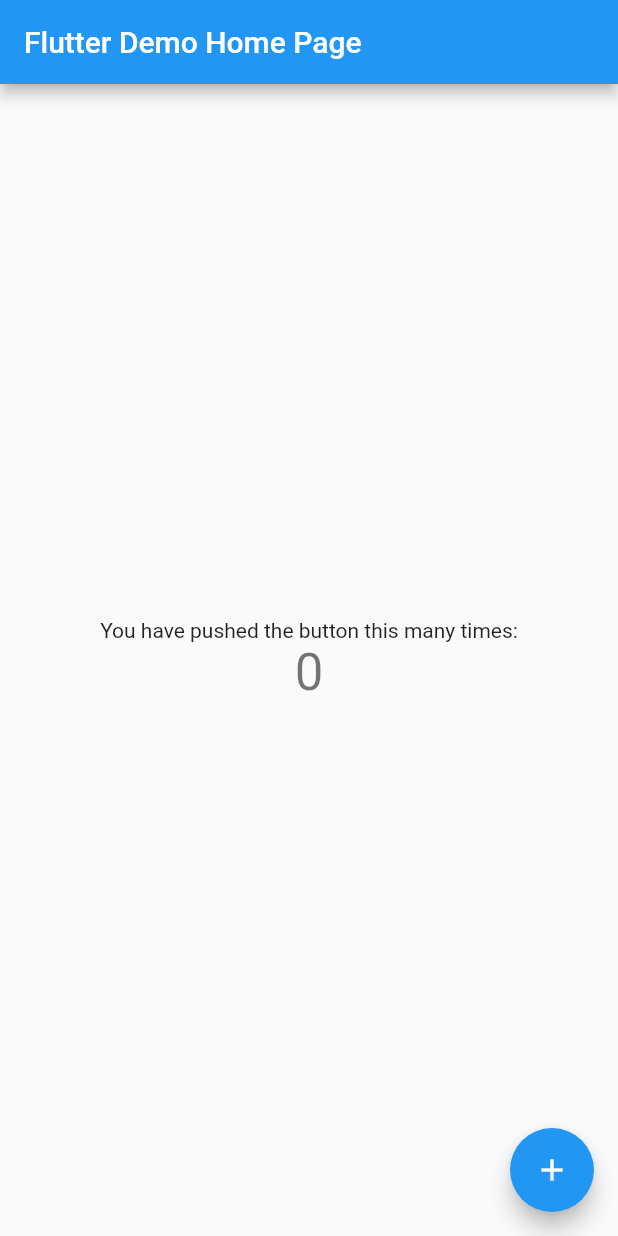
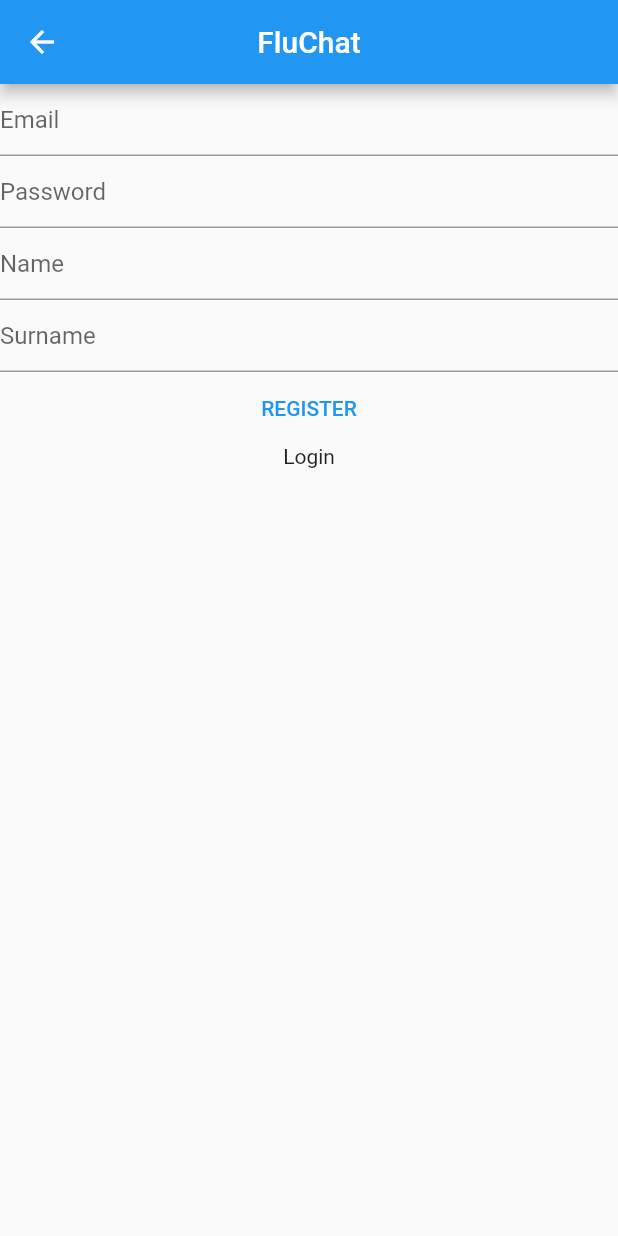
Before and after one commit to desxz/Fluchat, a Flutter app: the screen it shows after launch, on a phone screen of 412 x 824 dp. Run offline on Flutter 3.47's test engine with Material 2 defaults, Android fonts, the phone set to English and light mode, and no system bars; our stand-ins replace cached_network_image, cloud_firestore, firebase_auth, firebase_core, mobx; accounts and stored records are empty; generated files the repository leaves out were written again.

Commit message:
Firebase Auth and Cloud Service Instance and Auth Views Configuration

```diff
--- /dev/null
+++ b/lib/feature/auth/model/user_model.dart
@@ -0,0 +1,23 @@
+import 'package:json_annotation/json_annotation.dart';
+
+part 'user_model.g.dart';
+
+@JsonSerializable()
+class UserModel {
+  String? email;
+
+  String? name;
+  String? surname;
+  String? imageUrl;
+
+  UserModel({
+    this.email,
+    this.name,
+    this.surname,
+    this.imageUrl,
+  });
+
+  UserModel fromJson(Map<String, dynamic> json) => _$UserModelFromJson(json);
+
+  Map<String, dynamic> toJson() => _$UserModelToJson(this);
+}
--- /dev/null
+++ b/lib/feature/auth/view/register_view.dart
@@ -0,0 +1,131 @@
+import 'package:flutter/material.dart';
+import 'package:flutter/services.dart';
+
+import '../../../product/constants/navigation_constants.dart';
+import '../../../product/service/navigation/navigation_service.dart';
+import '../viewmodel/auth_view_model.dart';
+
+class RegisterView extends StatelessWidget {
+  RegisterView({Key? key}) : super(key: key);
+
+  final _authVM = AuthViewModel();
+
+  @override
+  Widget build(BuildContext context) {
+    return Scaffold(
+      appBar: AppBar(
+        title: Text('FluChat'),
+        centerTitle: true,
+      ),
+      body: Column(
+        children: [
+          Form(
+            key: _authVM.formKeyRegister,
+            child: Column(
+              children: [
+                buildTextFormField(
+                    hintText: 'Email',
+                    controller: _authVM.inputEmailController,
+                    validator: (value) {
+                      if (value != null && value.isNotEmpty) {
+                        return null;
+                      }
+                      return 'Please enter valid email';
+                    }),
+                buildTextFormField(
+                    hintText: 'Password',
+                    secureText: true,
+                    controller: _authVM.inputPasswordController,
+                    validator: (value) {
+                      if (value != null &&
+                          value.isNotEmpty &&
+                          value.length >= 6) {
+                        return null;
+                      }
+                      return 'Please enter valid password';
+                    }),
+                buildTextFormField(
+                    hintText: 'Name',
+                    controller: _authVM.inputNameController,
+                    validator: (value) {
+                      if (value != null &&
+                          value.isNotEmpty &&
+                          value.length >= 3) {
+                        return null;
+                      }
+                      return 'Please enter valid name';
+                    }),
+                buildTextFormField(
+                    hintText: 'Surname',
+                    controller: _authVM.inputSurnameController,
+                    validator: (value) {
+                      if (value != null &&
+                          value.isNotEmpty &&
+                          value.length >= 2) {
+                        return null;
+                      }
+                      return 'Please enter valid surname';
+                    }),
+                TextButton(
+                    onPressed: () async {
+                      if (_authVM.formKeyRegister.currentState!.validate()) {
+                        _authVM.firebaseAuthService
+                            .createUserWithEmailAndPassword(
+                                _authVM.inputEmailController.text,
+                                _authVM.inputPasswordController.text);
+
+                        _authVM.userModel.name =
+                            _authVM.inputNameController.text;
+                        _authVM.userModel.surname =
+                            _authVM.inputSurnameController.text;
+                        _authVM.userModel.email =
+                            _authVM.inputEmailController.text;
+                        _authVM.userModel.imageUrl =
+                            _authVM.inputImagePathController.text;
+
+                        _authVM.firebaseCloudFirestore
+                            .saveUserData(_authVM.userModel);
+
+                        await NavigationService.instance
+                            .navigateToPage(path: NavigationConstants.LOGIN);
+                      } else {
+                        ScaffoldMessenger.of(context).showSnackBar(
+                          const SnackBar(
+                              content:
+                                  Text('Please control your informations.')),
+                        );
+                      }
+                    },
+                    child: Text('REGISTER')),
+                InkWell(
+                  onTap: () => NavigationService.instance
+                      .navigateToPage(path: NavigationConstants.LOGIN),
+                  child: Text(
+                    'Login',
+                  ),
+                ),
+              ],
+            ),
+          ),
+        ],
+      ),
+    );
+  }
+
+  TextFormField buildTextFormField(
+      {String? hintText,
+      String? Function(String?)? validator,
+      TextEditingController? controller,
+      bool? secureText}) {
+    return TextFormField(
+      controller: controller,
+      keyboardType: TextInputType.emailAddress,
+      decoration: InputDecoration(
+        hintText: hintText,
+        focusColor: Colors.blue,
+      ),
+      obscureText: secureText ?? false,
+      validator: validator,
+    );
+  }
+}
--- a/lib/main.dart
+++ b/lib/main.dart
@@ -1,113 +1,27 @@
+import 'package:firebase_core/firebase_core.dart';
 import 'package:flutter/material.dart';
 
-void main() {
+import 'product/constants/navigation_constants.dart';
+import 'product/service/navigation/navigation_route.dart';
+import 'product/service/navigation/navigation_service.dart';
+
+Future<void> main() async {
+  WidgetsFlutterBinding.ensureInitialized();
+
+  await Firebase.initializeApp();
+
   runApp(MyApp());
 }
 
 class MyApp extends StatelessWidget {
-  // This widget is the root of your application.
   @override
   Widget build(BuildContext context) {
     return MaterialApp(
-      title: 'Flutter Demo',
-      theme: ThemeData(
-        // This is the theme of your application.
-        //
-        // Try running your application with "flutter run". You'll see the
-        // application has a blue toolbar. Then, without quitting the app, try
-        // changing the primarySwatch below to Colors.green and then invoke
-        // "hot reload" (press "r" in the console where you ran "flutter run",
-        // or simply save your changes to "hot reload" in a Flutter IDE).
-        // Notice that the counter didn't reset back to zero; the application
-        // is not restarted.
-        primarySwatch: Colors.blue,
-      ),
-      home: MyHomePage(title: 'Flutter Demo Home Page'),
+      title: 'FluChat',
+      debugShowCheckedModeBanner: false,
+      initialRoute: NavigationConstants.REGISTER,
+      navigatorKey: NavigationService.instance.navigatorKey,
+      onGenerateRoute: NavigationRoute.instance.generateRoute,
     );
   }
 }
-
-class MyHomePage extends StatefulWidget {
-  MyHomePage({Key? key, required this.title}) : super(key: key);
-
-  // This widget is the home page of your application. It is stateful, meaning
-  // that it has a State object (defined below) that contains fields that affect
-  // how it looks.
-
-  // This class is the configuration for the state. It holds the values (in this
-  // case the title) provided by the parent (in this case the App widget) and
-  // used by the build method of the State. Fields in a Widget subclass are
-  // always marked "final".
-
-  final String title;
-
-  @override
-  _MyHomePageState createState() => _MyHomePageState();
-}
-
-class _MyHomePageState extends State<MyHomePage> {
-  int _counter = 0;
-
-  void _incrementCounter() {
-    setState(() {
-      // This call to setState tells the Flutter framework that something has
-      // changed in this State, which causes it to rerun the build method below
-      // so that the display can reflect the updated values. If we changed
-      // _counter without calling setState(), then the build method would not be
-      // called again, and so nothing would appear to happen.
-      _counter++;
-    });
-  }
-
-  @override
-  Widget build(BuildContext context) {
-    // This method is rerun every time setState is called, for instance as done
-    // by the _incrementCounter method above.
-    //
-    // The Flutter framework has been optimized to make rerunning build methods
-    // fast, so that you can just rebuild anything that needs updating rather
-    // than having to individually change instances of widgets.
-    return Scaffold(
-      appBar: AppBar(
-        // Here we take the value from the MyHomePage object that was created by
-        // the App.build method, and use it to set our appbar title.
-        title: Text(widget.title),
-      ),
-      body: Center(
-        // Center is a layout widget. It takes a single child and positions it
-        // in the middle of the parent.
-        child: Column(
-          // Column is also a layout widget. It takes a list of children and
-          // arranges them vertically. By default, it sizes itself to fit its
-          // children horizontally, and tries to be as tall as its parent.
-          //
-          // Invoke "debug painting" (press "p" in the console, choose the
-          // "Toggle Debug Paint" action from the Flutter Inspector in Android
-          // Studio, or the "Toggle Debug Paint" command in Visual Studio Code)
-          // to see the wireframe for each widget.
-          //
-          // Column has various properties to control how it sizes itself and
-          // how it positions its children. Here we use mainAxisAlignment to
-          // center the children vertically; the main axis here is the vertical
-          // axis because Columns are vertical (the cross axis would be
-          // horizontal).
-          mainAxisAlignment: MainAxisAlignment.center,
-          children: <Widget>[
-            Text(
-              'You have pushed the button this many times:',
-            ),
-            Text(
-              '$_counter',
-              style: Theme.of(context).textTheme.headline4,
-            ),
-          ],
-        ),
-      ),
-      floatingActionButton: FloatingActionButton(
-        onPressed: _incrementCounter,
-        tooltip: 'Increment',
-        child: Icon(Icons.add),
-      ), // This trailing comma makes auto-formatting nicer for build methods.
-    );
-  }
-}
--- /dev/null
+++ b/lib/product/constants/navigation_constants.dart
@@ -0,0 +1,6 @@
+class NavigationConstants {
+  static const LOGIN = '/login';
+  static const REGISTER = '/register';
+  static const HOME = '/home';
+  static const CHAT = '/chat';
+}
--- /dev/null
+++ b/lib/product/service/navigation/navigation_route.dart
@@ -0,0 +1,55 @@
+import 'package:flutter/material.dart';
+
+import '../../../feature/auth/view/login_view.dart';
+import '../../../feature/auth/view/register_view.dart';
+import '../../../feature/home/view/home_view.dart';
+import '../../constants/navigation_constants.dart';
+
+class NavigationRoute {
+  static final NavigationRoute _instance = NavigationRoute._init();
+  static NavigationRoute get instance => _instance;
+
+  NavigationRoute._init();
+
+  Route<dynamic> generateRoute(RouteSettings args) {
+    switch (args.name) {
+      case NavigationConstants.REGISTER:
+        return normalNavigate(RegisterView());
+      case NavigationConstants.LOGIN:
+        return normalNavigate(LoginView());
+      case NavigationConstants.HOME:
+        return normalNavigate(HomeView());
+
+      default:
+        return MaterialPageRoute(
+          builder: (context) => NotFoundNavigationWidget(),
+        );
+    }
+  }
+
+  MaterialPageRoute normalNavigate(Widget widget) {
+    return MaterialPageRoute(
+      builder: (context) => widget,
+    );
+  }
+}
+
+class NotFoundNavigationWidget extends StatelessWidget {
+  const NotFoundNavigationWidget({Key? key}) : super(key: key);
+
+  @override
+  Widget build(BuildContext context) {
+    return Scaffold(
+      body: Container(
+        color: Colors.red,
+        child: Center(
+          child: Text('NAVIGATION\nNOT\nFOUND!',
+              style: Theme.of(context)
+                  .textTheme
+                  .bodyText2!
+                  .copyWith(color: Colors.white)),
+        ),
+      ),
+    );
+  }
+}
--- /dev/null
+++ b/lib/product/service/navigation/navigation_service.dart
@@ -0,0 +1,27 @@
+import 'package:flutter/cupertino.dart';
+
+abstract class INavigationService {
+  Future<void> navigateToPage({String? path, Object? data});
+  Future<void> navigateToPageClear({String? path, Object? data});
+}
+
+class NavigationService implements INavigationService {
+  static final NavigationService _instance = NavigationService._init();
+  static NavigationService get instance => _instance;
+
+  NavigationService._init();
+
+  GlobalKey<NavigatorState> navigatorKey = GlobalKey();
+  final removeAllOldRoutes = (Route<dynamic> route) => false;
+
+  @override
+  Future<void> navigateToPage({String? path, Object? data}) async {
+    await navigatorKey.currentState!.pushNamed(path!, arguments: data);
+  }
+
+  @override
+  Future<void> navigateToPageClear({String? path, Object? data}) async {
+    await navigatorKey.currentState!
+        .pushNamedAndRemoveUntil(path!, removeAllOldRoutes, arguments: data);
+  }
+}
```
Also changed, not shown: lib/feature/auth/view/login_view.dart (added, +85 -0 lines), lib/feature/auth/viewmodel/auth_view_model.dart (added, +38 -0 lines), lib/feature/home/view/home_view.dart (added, +51 -0 lines), lib/product/service/firebase/firebase_authentication.dart (added, +41 -0 lines), lib/product/service/firebase/firebase_cloudfirestore.dart (added, +23 -0 lines), pubspec.yaml (+10 -10 lines), lib/feature/auth/model/user_model.g.dart (added), lib/feature/auth/viewmodel/auth_view_model.g.dart (added), pubspec.lock, 2 other files.
